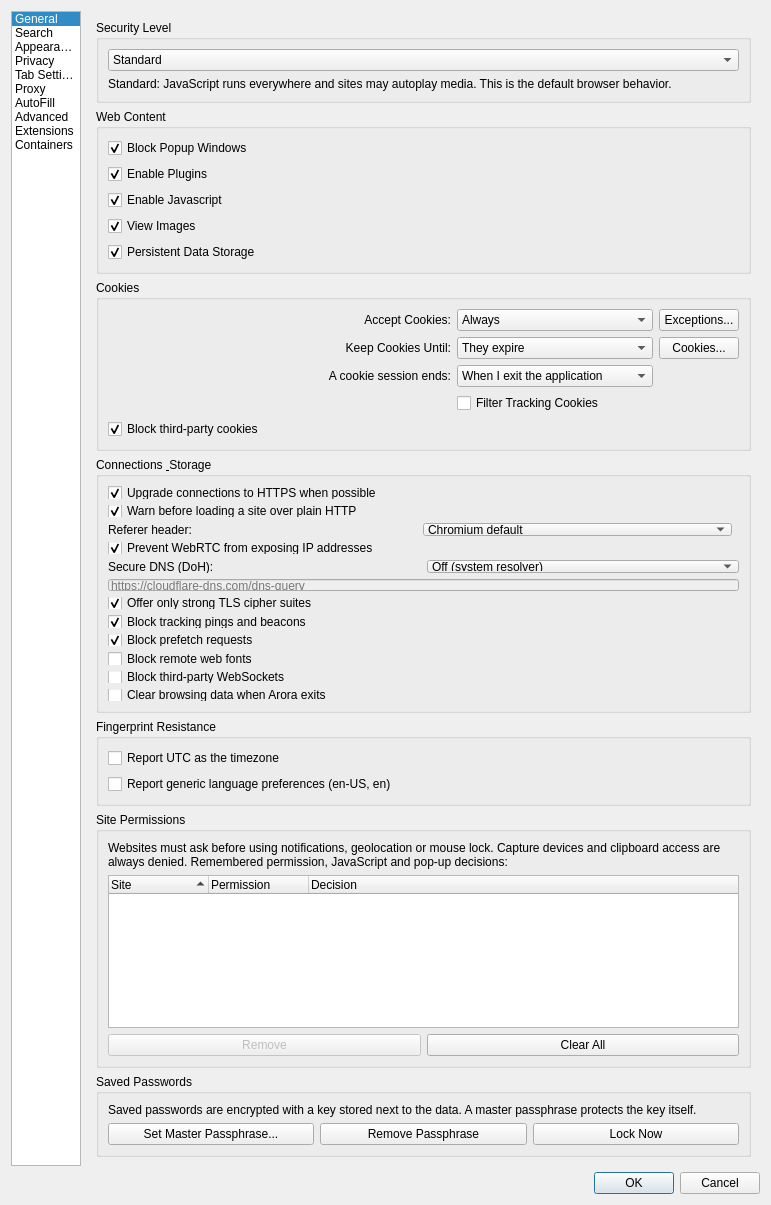
IT-Space-2026/arktos, file src/settings.ui: the form before one commit.
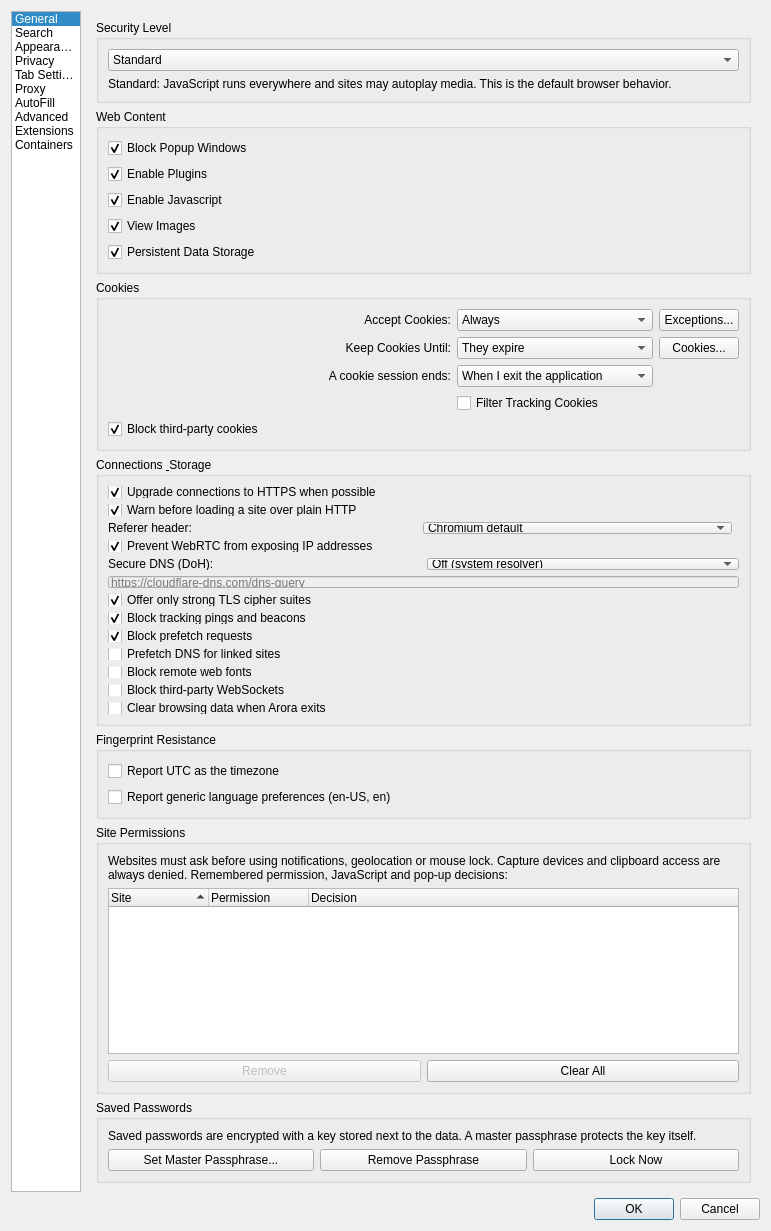
The form after the commit. The open tabs and pages were chosen to show the change.

Commit message: TELEM02: during-browsing telemetry sweep + DNS prefetch opt-in

Patch:
```diff
--- a/src/settings.ui
+++ b/src/settings.ui
@@ -1690,6 +1690,19 @@
             </property>
            </widget>
           </item>
+          <item>
+           <widget class="QCheckBox" name="dnsPrefetch">
+            <property name="toolTip">
+             <string>Resolve the address of every site a page merely links to, before you click — this sends the names of sites you never visit to the DNS resolver. Off by default; enabling it only speeds up link navigation slightly.</string>
+            </property>
+            <property name="text">
+             <string>Prefetch DNS for linked sites</string>
+            </property>
+            <property name="checked">
+             <bool>false</bool>
+            </property>
+           </widget>
+          </item>
           <item>
            <widget class="QCheckBox" name="blockRemoteFonts">
             <property name="toolTip">
```
Left out of the diff: 1 changed line with no effect on the pictures. The commit also changes 10 other files.
